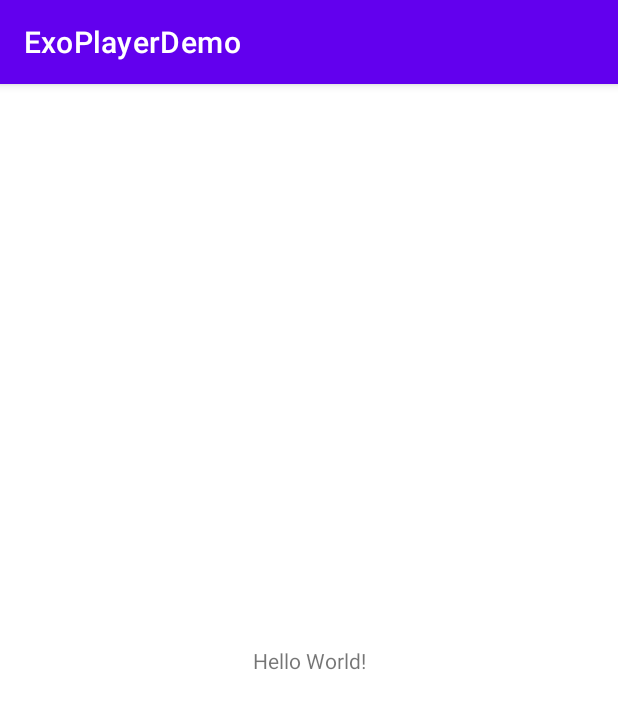
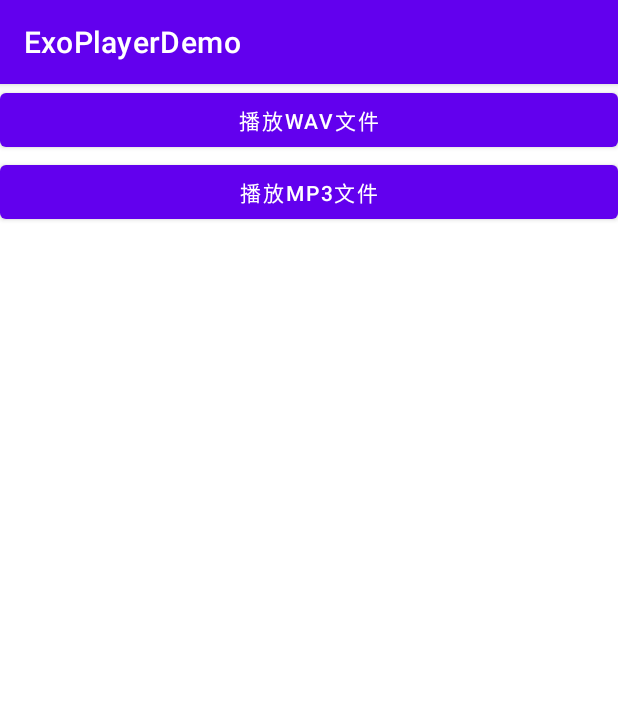
Before and after one commit to AdrianAndroid/ExoPlayerDemo, an Android app: the screen it shows after launch (MainActivity), on a phone screen of 412 x 824 dp. Shown: the top 709 px of the screen. Run offline under Robolectric (Android 15) with nearby library versions, the phone set to English and light mode, and no system bars.

Commit message:
添加wav文件的读取

```diff
--- a/app/build.gradle
+++ b/app/build.gradle
@@ -37,7 +37,7 @@ dependencies {
     implementation 'androidx.appcompat:appcompat:1.6.1'
     implementation 'com.google.android.material:material:1.8.0'
     implementation 'androidx.constraintlayout:constraintlayout:2.1.4'
+    implementation project(path: ':exoplayerlib')
     testImplementation 'junit:junit:4.13.2'
     androidTestImplementation 'androidx.test.ext:junit:1.1.5'
-    androidTestImplementation 'androidx.test.espresso:espresso-core:3.5.1'
 }
--- a/app/src/main/java/com/exoplayer/MainActivity.kt
+++ b/app/src/main/java/com/exoplayer/MainActivity.kt
@@ -1,11 +1,24 @@
 package com.exoplayer
 
+import android.content.Intent
 import androidx.appcompat.app.AppCompatActivity
 import android.os.Bundle
+import android.view.View
+import com.exoplayer.mp3.Mp3Activity
+import com.exoplayer.wav.WavActivity
 
+/**
+ * https://exoplayer.dev/
+ */
 class MainActivity : AppCompatActivity() {
     override fun onCreate(savedInstanceState: Bundle?) {
         super.onCreate(savedInstanceState)
         setContentView(R.layout.activity_main)
+        findViewById<View>(R.id.btnWav).setOnClickListener {
+            startActivity(Intent(this@MainActivity, WavActivity::class.java))
+        }
+        findViewById<View>(R.id.btnMp3).setOnClickListener {
+            startActivity(Intent(this@MainActivity, Mp3Activity::class.java))
+        }
     }
 }
--- a/app/src/main/res/layout/activity_main.xml
+++ b/app/src/main/res/layout/activity_main.xml
@@ -1,18 +1,28 @@
 <?xml version="1.0" encoding="utf-8"?>
-<androidx.constraintlayout.widget.ConstraintLayout xmlns:android="http://schemas.android.com/apk/res/android"
+<androidx.core.widget.NestedScrollView xmlns:android="http://schemas.android.com/apk/res/android"
     xmlns:app="http://schemas.android.com/apk/res-auto"
     xmlns:tools="http://schemas.android.com/tools"
     android:layout_width="match_parent"
     android:layout_height="match_parent"
     tools:context=".MainActivity">
 
-    <TextView
-        android:layout_width="wrap_content"
+    <androidx.appcompat.widget.LinearLayoutCompat
+        android:layout_width="match_parent"
         android:layout_height="wrap_content"
-        android:text="Hello World!"
-        app:layout_constraintBottom_toBottomOf="parent"
-        app:layout_constraintEnd_toEndOf="parent"
-        app:layout_constraintStart_toStartOf="parent"
-        app:layout_constraintTop_toTopOf="parent" />
+        android:orientation="vertical">
 
-</androidx.constraintlayout.widget.ConstraintLayout>
+        <Button
+            android:id="@+id/btnWav"
+            android:layout_width="match_parent"
+            android:layout_height="wrap_content"
+            android:text="播放wav文件" />
+
+        <Button
+            android:id="@+id/btnMp3"
+            android:layout_width="match_parent"
+            android:layout_height="wrap_content"
+            android:text="播放mp3文件" />
+
+    </androidx.appcompat.widget.LinearLayoutCompat>
+
+</androidx.core.widget.NestedScrollView>
--- /dev/null
+++ b/exoplayerlib/src/main/AndroidManifest.xml
@@ -0,0 +1,4 @@
+<?xml version="1.0" encoding="utf-8"?>
+<manifest xmlns:android="http://schemas.android.com/apk/res/android">
+
+</manifest>
--- a/settings.gradle
+++ b/settings.gradle
@@ -14,3 +14,4 @@ dependencyResolutionManagement {
 }
 rootProject.name = "ExoPlayerDemo"
 include ':app'
+include ':exoplayerlib'
```
Also changed, not shown: app/src/main/AndroidManifest.xml (+12 -0 lines), app/src/main/java/com/exoplayer/mp3/Mp3Activity.kt (added, +15 -0 lines), app/src/main/java/com/exoplayer/wav/WavActivity.kt (added, +85 -0 lines), app/src/main/res/layout/activity_mp3.xml (added, +9 -0 lines), app/src/main/res/layout/activity_wav.xml (added, +17 -0 lines), exoplayerlib/build.gradle (added, +39 -0 lines), exoplayerlib/src/main/java/com/exoplayerlib/wav/WavExoPlayer.kt (added, +21 -0 lines), 7 other files.
